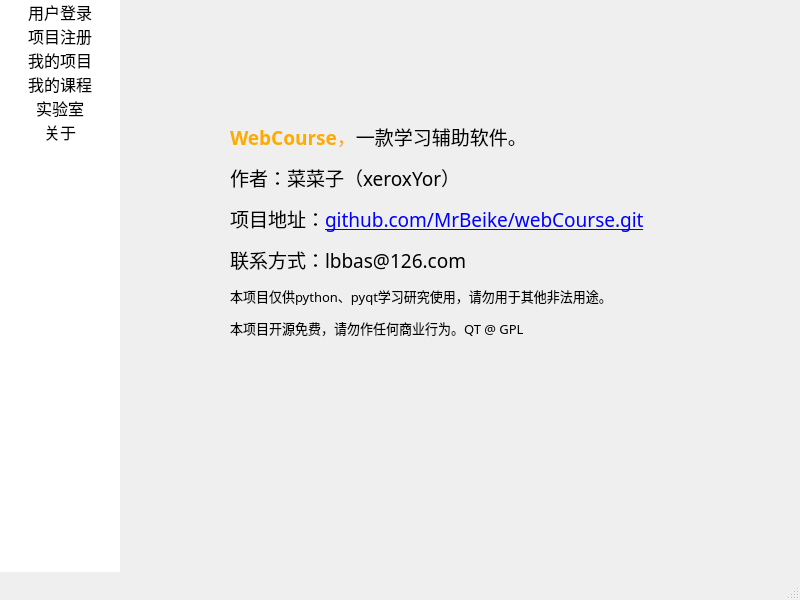
Above: ui/MainWindow.ui from MrBeike/WebCourse-QTGUI before the change. Below: the same form after it.
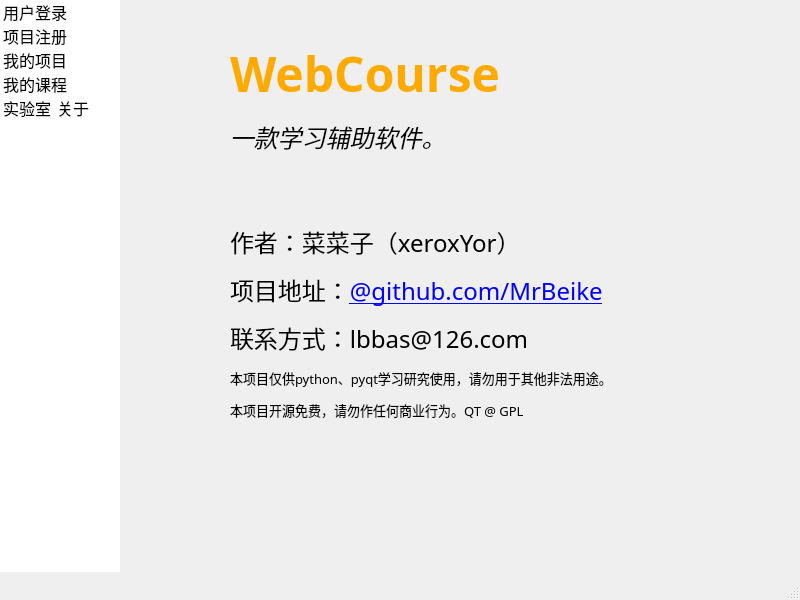
That is the form after the change. The open tabs and pages were chosen to show the change. Icons and pictures are not drawn.

Diff of the .ui file:
```diff
--- a/ui/MainWindow.ui
+++ b/ui/MainWindow.ui
@@ -552,7 +552,7 @@
        </rect>
       </property>
       <property name="text">
-       <string>&lt;html&gt;&lt;head/&gt;&lt;body&gt;&lt;p&gt;&lt;span style=&quot; font-size:14pt; font-weight:600; color:#ffaa00;&quot;&gt;WebCourse&lt;/span&gt;&lt;span style=&quot; font-size:14pt; color:#ffaa00;&quot;&gt;，&lt;/span&gt;&lt;span style=&quot; font-size:14pt;&quot;&gt;一款学习辅助软件。&lt;/span&gt;&lt;/p&gt;&lt;p&gt;&lt;span style=&quot; font-size:14pt;&quot;&gt;作者：菜菜子（xeroxYor）&lt;/span&gt;&lt;/p&gt;&lt;p&gt;&lt;span style=&quot; font-size:14pt;&quot;&gt;项目地址：&lt;/span&gt;&lt;a href=&quot;github.com/MrBeike/webCourse.git&quot;&gt;&lt;span style=&quot; font-size:14pt; text-decoration: underline; color:#0000ff;&quot;&gt;github.com/MrBeike/webCourse.git&lt;/span&gt;&lt;/a&gt;&lt;/p&gt;&lt;p&gt;&lt;span style=&quot; font-size:14pt;&quot;&gt;联系方式：lbbas@126.com&lt;/span&gt;&lt;/p&gt;&lt;p&gt;&lt;span style=&quot; font-size:10pt;&quot;&gt;本项目仅供python、pyqt学习研究使用，请勿用于其他非法用途。&lt;/span&gt;&lt;/p&gt;&lt;p&gt;&lt;span style=&quot; font-size:10pt;&quot;&gt;本项目开源免费，请勿作任何商业行为。QT @ GPL&lt;/span&gt;&lt;/p&gt;&lt;/body&gt;&lt;/html&gt;</string>
+       <string>&lt;html&gt;&lt;head/&gt;&lt;body&gt;&lt;p&gt;&lt;span style=&quot; font-size:36pt; font-weight:600; color:#ffaa00;&quot;&gt;WebCourse&lt;/span&gt;&lt;/p&gt;&lt;p&gt;&lt;span style=&quot; font-size:18pt; font-style:italic;&quot;&gt;一款学习辅助软件。&lt;/span&gt;&lt;/p&gt;&lt;p&gt;&lt;br/&gt;&lt;/p&gt;&lt;p&gt;&lt;span style=&quot; font-size:18pt;&quot;&gt;作者：菜菜子（xeroxYor）&lt;/span&gt;&lt;/p&gt;&lt;p&gt;&lt;span style=&quot; font-size:18pt;&quot;&gt;项目地址：&lt;/span&gt;&lt;a href=&quot;github.com/MrBeike/webCourse.git&quot;&gt;&lt;span style=&quot; font-size:18pt; text-decoration: underline; color:#0000ff;&quot;&gt;@github.com/MrBeike&lt;/span&gt;&lt;/a&gt;&lt;/p&gt;&lt;p&gt;&lt;span style=&quot; font-size:18pt;&quot;&gt;联系方式：lbbas@126.com&lt;/span&gt;&lt;/p&gt;&lt;p&gt;&lt;span style=&quot; font-size:10pt;&quot;&gt;本项目仅供python、pyqt学习研究使用，请勿用于其他非法用途。&lt;/span&gt;&lt;/p&gt;&lt;p&gt;&lt;span style=&quot; font-size:10pt;&quot;&gt;本项目开源免费，请勿作任何商业行为。QT @ GPL&lt;/span&gt;&lt;/p&gt;&lt;/body&gt;&lt;/html&gt;</string>
       </property>
       <property name="textFormat">
        <enum>Qt::RichText</enum>
@@ -580,6 +580,22 @@
        <string/>
       </property>
      </widget>
+     <widget class="QPushButton" name="xeroxyor_button">
+      <property name="geometry">
+       <rect>
+        <x>270</x>
+        <y>230</y>
+        <width>121</width>
+        <height>31</height>
+       </rect>
+      </property>
+      <property name="text">
+       <string/>
+      </property>
+      <property name="flat">
+       <bool>true</bool>
+      </property>
+     </widget>
      <zorder>thumb_button</zorder>
      <zorder>donate_label</zorder>
      <zorder>about_label</zorder>
@@ -599,15 +615,54 @@
       <pointsize>12</pointsize>
      </font>
     </property>
+    <property name="layoutDirection">
+     <enum>Qt::LeftToRight</enum>
+    </property>
     <property name="styleSheet">
      <string notr="true"/>
     </property>
     <property name="frameShape">
      <enum>QFrame::NoFrame</enum>
     </property>
+    <property name="verticalScrollBarPolicy">
+     <enum>Qt::ScrollBarAlwaysOff</enum>
+    </property>
+    <property name="horizontalScrollBarPolicy">
+     <enum>Qt::ScrollBarAlwaysOff</enum>
+    </property>
+    <property name="editTriggers">
+     <set>QAbstractItemView::NoEditTriggers</set>
+    </property>
+    <property name="showDropIndicator" stdset="0">
+     <bool>false</bool>
+    </property>
+    <property name="dragDropMode">
+     <enum>QAbstractItemView::NoDragDrop</enum>
+    </property>
+    <property name="selectionMode">
+     <enum>QAbstractItemView::SingleSelection</enum>
+    </property>
+    <property name="textElideMode">
+     <enum>Qt::ElideMiddle</enum>
+    </property>
+    <property name="movement">
+     <enum>QListView::Static</enum>
+    </property>
+    <property name="flow">
+     <enum>QListView::LeftToRight</enum>
+    </property>
     <property name="resizeMode">
      <enum>QListView::Adjust</enum>
     </property>
+    <property name="layoutMode">
+     <enum>QListView::SinglePass</enum>
+    </property>
+    <property name="viewMode">
+     <enum>QListView::IconMode</enum>
+    </property>
+    <property name="selectionRectVisible">
+     <bool>false</bool>
+    </property>
     <property name="currentRow">
      <number>-1</number>
     </property>
@@ -618,6 +673,12 @@
      <property name="text">
       <string>用户登录</string>
      </property>
+     <property name="font">
+      <font>
+       <family>微软雅黑</family>
+       <pointsize>12</pointsize>
+      </font>
+     </property>
      <property name="textAlignment">
       <set>AlignCenter</set>
      </property>
@@ -625,11 +686,20 @@
       <iconset resource="../resource/webcourse.qrc">
        <normaloff>:/ICO/lgoin.png</normaloff>:/ICO/lgoin.png</iconset>
      </property>
+     <property name="flags">
+      <set>ItemIsSelectable|ItemIsEnabled</set>
+     </property>
     </item>
     <item>
      <property name="text">
       <string>项目注册</string>
      </property>
+     <property name="font">
+      <font>
+       <family>微软雅黑</family>
+       <pointsize>12</pointsize>
+      </font>
+     </property>
      <property name="textAlignment">
       <set>AlignCenter</set>
      </property>
@@ -637,11 +707,20 @@
       <iconset resource="../resource/webcourse.qrc">
        <normaloff>:/ICO/regist.png</normaloff>:/ICO/regist.png</iconset>
      </property>
+     <property name="flags">
+      <set>ItemIsSelectable|ItemIsEnabled</set>
+     </property>
     </item>
     <item>
      <property name="text">
       <string>我的项目</string>
      </property>
+     <property name="font">
+      <font>
+       <family>微软雅黑</family>
+       <pointsize>12</pointsize>
+      </font>
+     </property>
      <property name="textAlignment">
       <set>AlignCenter</set>
      </property>
@@ -649,11 +728,20 @@
       <iconset resource="../resource/webcourse.qrc">
        <normaloff>:/ICO/project.png</normaloff>:/ICO/project.png</iconset>
      </property>
+     <property name="flags">
+      <set>ItemIsSelectable|ItemIsEnabled</set>
+     </property>
     </item>
     <item>
      <property name="text">
       <string>我的课程</string>
      </property>
+     <property name="font">
+      <font>
+       <family>微软雅黑</family>
+       <pointsize>12</pointsize>
+      </font>
+     </property>
      <property name="textAlignment">
       <set>AlignCenter</set>
      </property>
@@ -661,11 +749,20 @@
       <iconset resource="../resource/webcourse.qrc">
        <normaloff>:/ICO/course.png</normaloff>:/ICO/course.png</iconset>
      </property>
+     <property name="flags">
+      <set>ItemIsSelectable|ItemIsEnabled</set>
+     </property>
     </item>
     <item>
      <property name="text">
       <string>实验室</string>
      </property>
+     <property name="font">
+      <font>
+       <family>微软雅黑</family>
+       <pointsize>12</pointsize>
+      </font>
+     </property>
      <property name="textAlignment">
       <set>AlignCenter</set>
      </property>
@@ -673,11 +770,20 @@
       <iconset resource="../resource/webcourse.qrc">
        <normaloff>:/ICO/lab.png</normaloff>:/ICO/lab.png</iconset>
      </property>
+     <property name="flags">
+      <set>ItemIsSelectable|ItemIsEnabled</set>
+     </property>
     </item>
     <item>
      <property name="text">
       <string>关于</string>
      </property>
+     <property name="font">
+      <font>
+       <family>微软雅黑</family>
+       <pointsize>12</pointsize>
+      </font>
+     </property>
      <property name="textAlignment">
       <set>AlignCenter</set>
      </property>
@@ -685,6 +791,9 @@
       <iconset resource="../resource/webcourse.qrc">
        <normaloff>:/ICO/about.png</normaloff>:/ICO/about.png</iconset>
      </property>
+     <property name="flags">
+      <set>ItemIsSelectable|ItemIsUserCheckable|ItemIsEnabled</set>
+     </property>
     </item>
    </widget>
   </widget>
```
Left out of the diff: 22 changed lines with no effect on the pictures.
